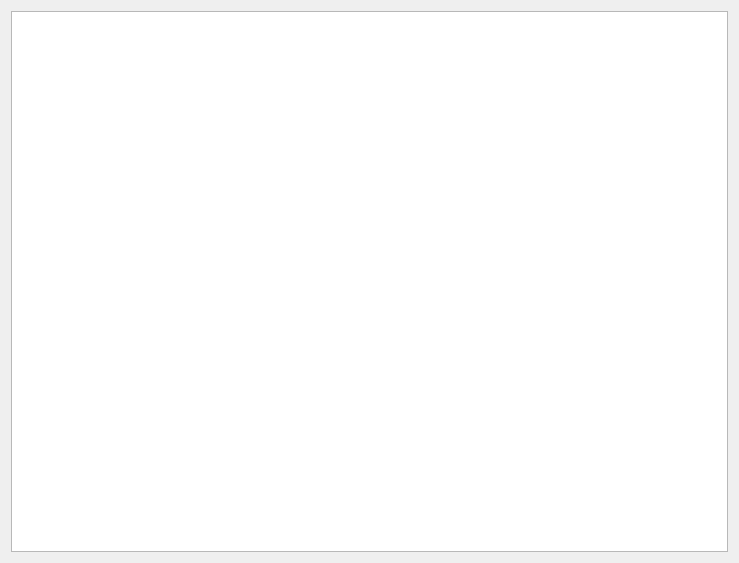
Before: the Qt Designer form Reminder.ui in hheld/JustDoIt, drawn with Qt 5.
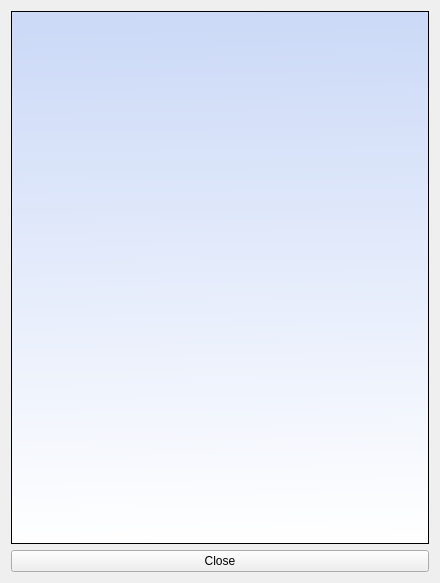
After: the same form once the commit is applied. Icons and pictures are not drawn.

Commit message: Added reminder, that pops up every 5 minutes if there are any tasks due within the next 2 hours. The view itself is updated every minute, to get accurate up-to-date reminders.

The edit to the form file:
```diff
--- a/Reminder.ui
+++ b/Reminder.ui
@@ -6,16 +6,83 @@
    <rect>
     <x>0</x>
     <y>0</y>
-    <width>739</width>
-    <height>563</height>
+    <width>440</width>
+    <height>583</height>
    </rect>
   </property>
+  <property name="sizePolicy">
+   <sizepolicy hsizetype="Preferred" vsizetype="Preferred">
+    <horstretch>0</horstretch>
+    <verstretch>0</verstretch>
+   </sizepolicy>
+  </property>
+  <property name="minimumSize">
+   <size>
+    <width>440</width>
+    <height>0</height>
+   </size>
+  </property>
+  <property name="maximumSize">
+   <size>
+    <width>440</width>
+    <height>16777215</height>
+   </size>
+  </property>
   <property name="windowTitle">
    <string>Form</string>
   </property>
   <layout class="QGridLayout" name="gridLayout">
    <item row="0" column="0">
-    <widget class="QTableView" name="tableView"/>
+    <widget class="QTableView" name="tableView">
+     <property name="styleSheet">
+      <string notr="true">QTableView
+{
+	background-color: qlineargradient(spread:pad, x1:0.51, y1:0, x2:0.523333, y2:1, stop:0 rgba(203, 217, 247, 255), stop:1 rgba(255, 255, 255, 255));
+	
+	alternate-background-color: rgb(180, 189, 226);
+	color: rgb(0, 0, 0);
+}
+
+QHeaderView::section
+{
+     background-color: qlineargradient(x1:0, y1:0, x2:0, y2:1,
+                                       stop:0 rgb(59, 63, 84), stop: 0.5 #505050,
+                                       stop: 0.6 #434343, stop:1 #656565);
+     color: white;
+     padding-right: 4px;
+     padding-bottom: 4px;
+     border: 1px solid #6c6c6c;
+ }</string>
+     </property>
+     <property name="editTriggers">
+      <set>QAbstractItemView::NoEditTriggers</set>
+     </property>
+     <property name="alternatingRowColors">
+      <bool>true</bool>
+     </property>
+     <property name="selectionMode">
+      <enum>QAbstractItemView::NoSelection</enum>
+     </property>
+     <property name="showGrid">
+      <bool>false</bool>
+     </property>
+     <property name="gridStyle">
+      <enum>Qt::SolidLine</enum>
+     </property>
+     <attribute name="horizontalHeaderStretchLastSection">
+      <bool>true</bool>
+     </attribute>
+     <attribute name="verticalHeaderVisible">
+      <bool>false</bool>
+     </attribute>
+    </widget>
+   </item>
+   <item row="1" column="0">
+    <widget class="QPushButton" name="pushButton">
+     <property name="text">
+      <string>Close</string>
+     </property>
+    </widget>
    </item>
   </layout>
  </widget>
```
Left out of the diff: 29 changed lines with no effect on the pictures. The commit also changes 7 other files.
